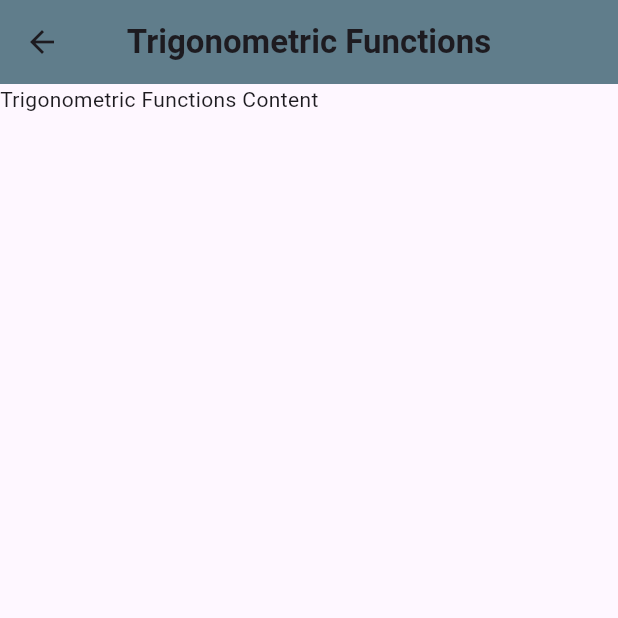
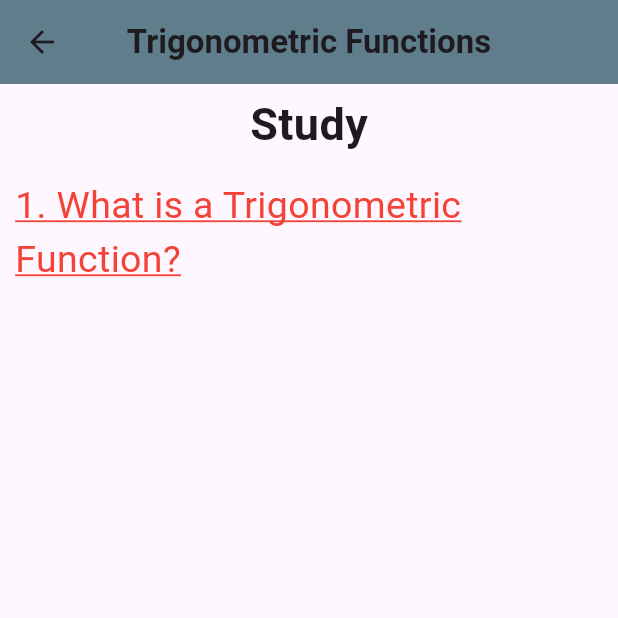
Before and after one commit to james15mokoena/ace_maths, a Flutter app: the TrigonometricFunctionsPage screen opened by its route, on a phone screen of 412 x 824 dp, the top half of it. Run offline on Flutter 3.47's test engine with Material 3 defaults, Android fonts, the phone set to English and light mode, and no system bars; missing offline and left inert: flutter_math_fork.

Commit message:
Implementing the trigonometric functions page.

```diff
--- a/lib/pages/trigonometric_functions.dart
+++ b/lib/pages/trigonometric_functions.dart
@@ -8,7 +8,34 @@ class TrigonometricFunctionsPage extends StatelessWidget {
   Widget build(BuildContext context) {
     return Scaffold(
       appBar: TopAppbar(title: "Trigonometric Functions"),
-      body: const Text("Trigonometric Functions Content"),
+      body: ListView(
+        children: [
+          Padding(
+            padding: const EdgeInsets.all(5),
+            child: Align(
+              child: const Text(
+                "Study",
+                style: TextStyle(fontSize: 30, fontWeight: FontWeight.bold),
+              ),
+            ),
+          ),
+          Padding(
+            padding: const EdgeInsets.all(10),
+            child: Align(
+              alignment: .topLeft,
+              child: const Text(
+                "1. What is a Trigonometric Function?",
+                style: TextStyle(
+                  color: Colors.red,
+                  fontSize: 25,
+                  decoration: TextDecoration.underline,
+                  decorationColor: Colors.red,
+                ),
+              ),
+            ),
+          ),
+        ],
+      ),
     );
   }
 }
```
